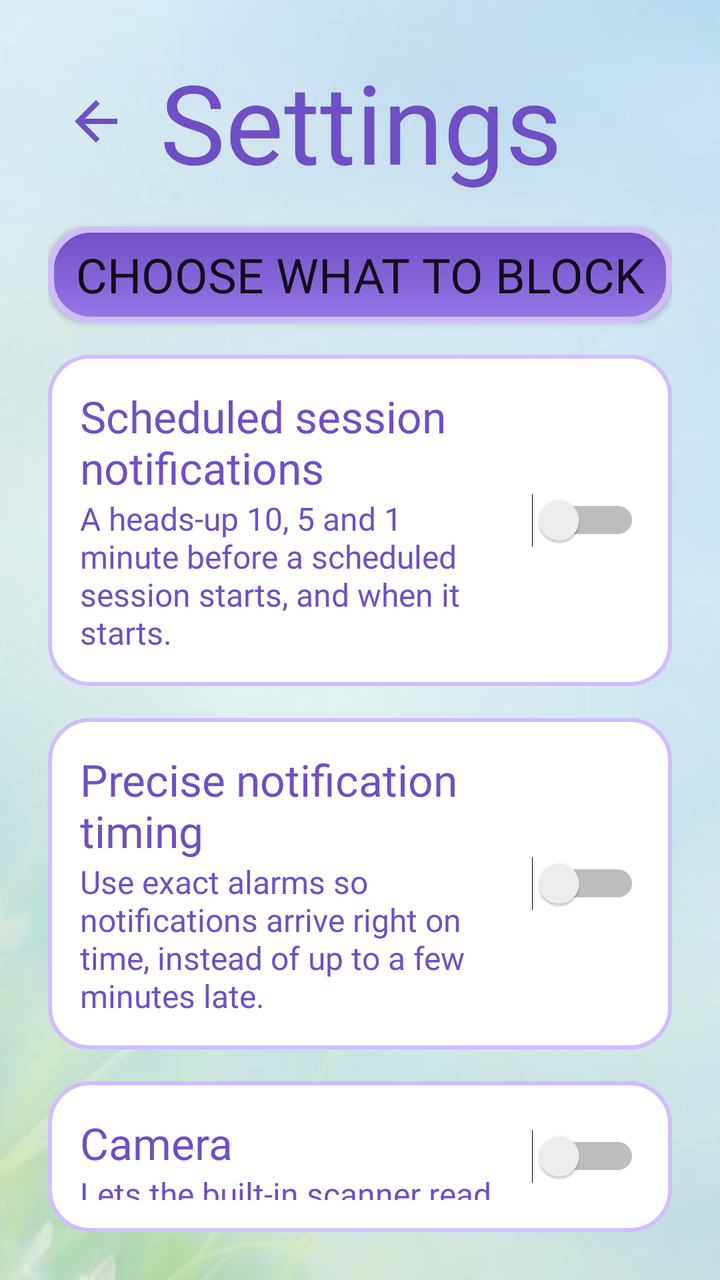
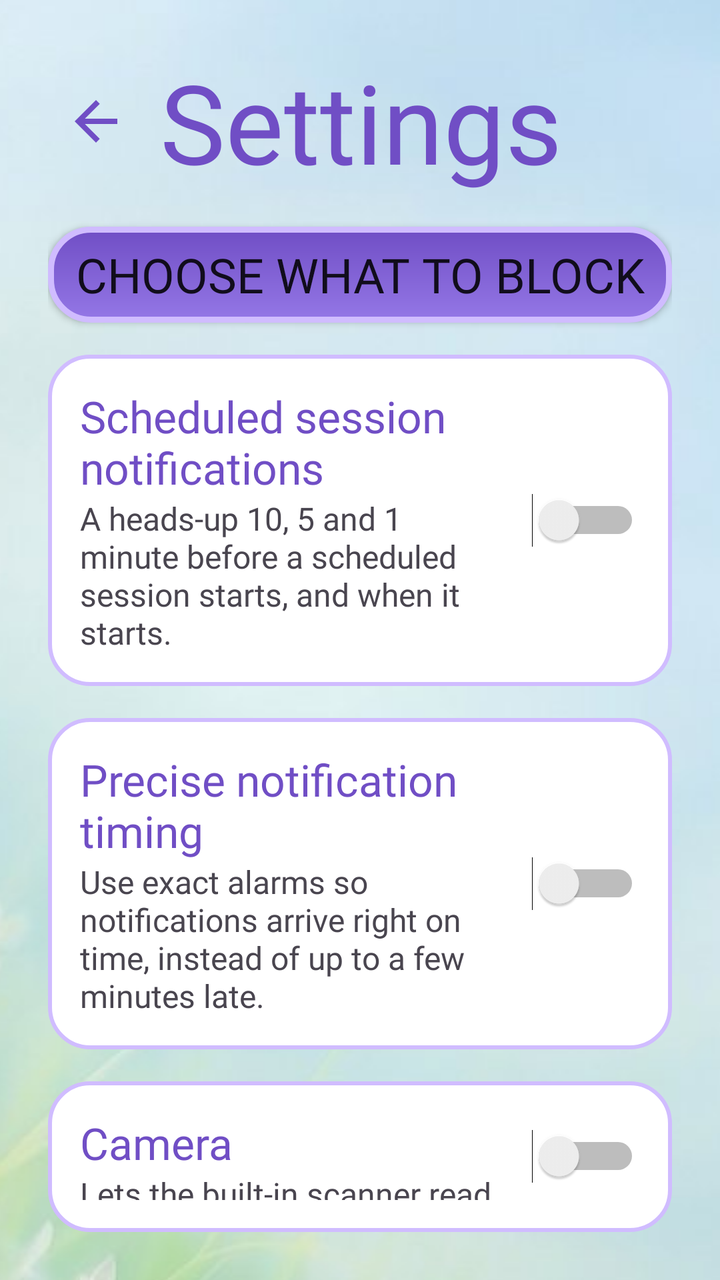

Screens rendered from an Android XML layout before and after an edit, with the pre-edit source and the edit as a unified diff.
<!-- AndroidManifest.xml: application theme android:Theme.Material.Light.NoActionBar -->
<!-- res/layout/activity_settings.xml -->
<?xml version="1.0" encoding="utf-8"?>
<LinearLayout xmlns:android="http://schemas.android.com/apk/res/android"
    android:layout_width="match_parent"
    android:layout_height="match_parent"
    android:fillViewport="true">
    <LinearLayout
        android:layout_width="match_parent"
        android:layout_height="wrap_content"
        android:orientation="vertical"
        android:padding="24dp"
        android:background="@drawable/activity_background">

        
        <LinearLayout
            android:layout_width="match_parent"
            android:layout_height="wrap_content"
            android:gravity="center_vertical"
            android:orientation="horizontal">

            <ImageButton
                android:id="@+id/btnBack"
                android:layout_width="48dp"
                android:layout_height="48dp"
                android:layout_marginEnd="8dp"
                android:background="?android:attr/selectableItemBackgroundBorderless"
                android:contentDescription="Back"
                android:src="@drawable/ic_back" />

            <TextView
                android:layout_width="0dp"
                android:layout_height="wrap_content"
                android:layout_weight="1"
                android:autoSizeMaxTextSize="55sp"
                android:autoSizeMinTextSize="24sp"
                android:autoSizeStepGranularity="1sp"
                android:autoSizeTextType="uniform"
                android:fontFamily="@font/super_frog"
                android:maxLines="1"
                android:text="Settings"
                android:textColor="@color/primary_dark"
                android:textSize="55sp" />
        </LinearLayout>

        
        <TextView
            android:id="@+id/tvSessionNote"
            android:layout_width="match_parent"
            android:layout_height="wrap_content"
            android:paddingTop="4dp"
            android:fontFamily="@font/super_frog"
            android:text="A session is running. You can add things to block and turn hardcore mode on, but nothing can be removed or turned off until it ends."
            android:textColor="@color/primary_dark"
            android:textSize="16sp"
            android:visibility="gone" />

        <Button
            android:id="@+id/btnChooseApps"
            style="@style/BaseButtonStyle"
            android:layout_marginTop="16dp"
            android:text="Choose what to block" />

        <LinearLayout
            android:layout_width="match_parent"
            android:layout_height="wrap_content"
            android:layout_marginTop="16dp"
            android:background="@drawable/schedule_day_card"
            android:gravity="center_vertical"
            android:orientation="horizontal"
            android:padding="16dp">

            <LinearLayout
                android:layout_width="0dp"
                android:layout_height="wrap_content"
                android:layout_weight="1"
                android:orientation="vertical">

                <TextView
                    android:layout_width="wrap_content"
                    android:layout_height="wrap_content"
                    android:fontFamily="@font/super_frog"
                    android:text="Scheduled session notifications"
                    android:textColor="@color/primary_dark"
                    android:textSize="22sp" />

                <TextView
                    android:layout_width="wrap_content"
                    android:layout_height="wrap_content"
                    android:fontFamily="@font/super_frog"
                    android:text="A heads-up 10, 5 and 1 minute before a scheduled session starts, and when it starts."
                    android:textColor="@color/primary_dark"
                    android:textSize="16sp" />
            </LinearLayout>

            <Switch
                android:id="@+id/swNotices"
                android:layout_width="wrap_content"
                android:layout_height="wrap_content"
                android:layout_marginStart="12dp" />
        </LinearLayout>

        
        <LinearLayout
            android:id="@+id/cardExact"
            android:layout_width="match_parent"
            android:layout_height="wrap_content"
            android:layout_marginTop="16dp"
            android:background="@drawable/schedule_day_card"
            android:gravity="center_vertical"
            android:orientation="horizontal"
            android:padding="16dp">

            <LinearLayout
                android:layout_width="0dp"
                android:layout_height="wrap_content"
                android:layout_weight="1"
                android:orientation="vertical">

                <TextView
                    android:layout_width="wrap_content"
                    android:layout_height="wrap_content"
                    android:fontFamily="@font/super_frog"
                    android:text="Precise notification timing"
                    android:textColor="@color/primary_dark"
                    android:textSize="22sp" />

                <TextView
                    android:layout_width="wrap_content"
                    android:layout_height="wrap_content"
                    android:fontFamily="@font/super_frog"
                    android:text="Use exact alarms so notifications arrive right on time, instead of up to a few minutes late."
                    android:textColor="@color/primary_dark"
                    android:textSize="16sp" />
            </LinearLayout>

            <Switch
                android:id="@+id/swExact"
                android:layout_width="wrap_content"
                android:layout_height="wrap_content"
                android:layout_marginStart="12dp" />
        </LinearLayout>

        
        <LinearLayout
            android:id="@+id/cardCamera"
            android:layout_width="match_parent"
            android:layout_height="wrap_content"
            android:layout_marginTop="16dp"
            android:background="@drawable/schedule_day_card"
            android:gravity="center_vertical"
            android:orientation="horizontal"
            android:padding="16dp">

            <LinearLayout
                android:layout_width="0dp"
                android:layout_height="wrap_content"
                android:layout_weight="1"
                android:orientation="vertical">

                <TextView
                    android:layout_width="wrap_content"
                    android:layout_height="wrap_content"
                    android:fontFamily="@font/super_frog"
                    android:text="Camera"
                    android:textColor="@color/primary_dark"
                    android:textSize="22sp" />

                <TextView
                    android:layout_width="wrap_content"
                    android:layout_height="wrap_content"
                    android:fontFamily="@font/super_frog"
                    android:text="Lets the built-in scanner read your unlock QR code. Without it, scan the QR code with your phone's regular camera app."
                    android:textColor="@color/primary_dark"
                    android:textSize="16sp" />
            </LinearLayout>

            <Switch
                android:id="@+id/swCamera"
                android:layout_width="wrap_content"
                android:layout_height="wrap_content"
                android:layout_marginStart="12dp" />
        </LinearLayout>

        <LinearLayout
            android:layout_width="match_parent"
            android:layout_height="wrap_content"
            android:layout_marginTop="16dp"
            android:background="@drawable/schedule_day_card"
            android:gravity="center_vertical"
            android:orientation="horizontal"
            android:padding="16dp">

            <LinearLayout
                android:layout_width="0dp"
                android:layout_height="wrap_content"
                android:layout_weight="1"
                android:orientation="vertical">

                <TextView
                    android:layout_width="wrap_content"
                    android:layout_height="wrap_content"
                    android:fontFamily="@font/super_frog"
                    android:text="Hardcore mode"
                    android:textColor="@color/primary_dark"
                    android:textSize="22sp" />

                <TextView
                    android:layout_width="wrap_content"
                    android:layout_height="wrap_content"
                    android:fontFamily="@font/super_frog"
                    android:text="Stops Focus Buddy being uninstalled, and locks its Android settings pages during a session."
                    android:textColor="@color/primary_dark"
                    android:textSize="16sp" />
            </LinearLayout>

            <Switch
                android:id="@+id/swHardcore"
                android:layout_width="wrap_content"
                android:layout_height="wrap_content"
                android:layout_marginStart="12dp" />
        </LinearLayout>

        <Button
            android:id="@+id/btnHowItWorks"
            style="@style/BaseButtonStyle"
            android:layout_marginTop="16dp"
            android:text="How it works" />
    </LinearLayout>
</LinearLayout>
<!-- resources referenced by this layout -->
<resources>
  <color name="primary_dark">#704EC5</color>
  <!-- drawable activity_background (drawable) -->
  <?xml version="1.0" encoding="utf-8"?>
  <bitmap xmlns:android="http://schemas.android.com/apk/res/android"
      android:src="@drawable/background"
      android:gravity="center"
      android:tileMode="disabled" />
  <!-- drawable ic_back (drawable) -->
  <vector xmlns:android="http://schemas.android.com/apk/res/android"
      android:width="32dp"
      android:height="32dp"
      android:autoMirrored="true"
      android:viewportWidth="24"
      android:viewportHeight="24">
      <path
          android:fillColor="@color/primary_dark"
          android:pathData="M20,11H7.83l5.59,-5.59L12,4l-8,8 8,8 1.41,-1.41L7.83,13H20v-2z" />
  </vector>
  <!-- drawable schedule_day_card (drawable) -->
  <shape xmlns:android="http://schemas.android.com/apk/res/android"
      android:shape="rectangle">
      <solid android:color="@color/surface" />
      <corners android:radius="20dp" />
      <stroke
          android:width="2dp"
          android:color="@color/accent" />
  </shape>
  <style name="BaseButtonStyle">
          <item name="android:layout_width">match_parent</item>
          <item name="android:layout_height">match_parent</item>
          <item name="android:background">@drawable/base_button_shape</item>
          <item name="android:fontFamily">@font/super_frog</item>
          <item name="android:gravity">center_vertical|center_horizontal</item>
          
          <item name="android:paddingStart">10dp</item>
          <item name="android:paddingEnd">10dp</item>
          <item name="android:maxLines">1</item>
  
          <item name="android:autoSizeTextType">uniform</item>
          <item name="android:autoSizeMinTextSize">14sp</item>
          <item name="android:autoSizeMaxTextSize">30sp</item>
          <item name="android:autoSizeStepGranularity">5sp</item>
      </style>
  <!-- drawable background: jpg bitmap (drawable, 65327 bytes) -->
  <color name="surface">#FFFFFF</color>
  <color name="accent">#D0BCFF</color>
  <!-- drawable base_button_shape (drawable) -->
  <shape xmlns:android="http://schemas.android.com/apk/res/android"
      android:shape="rectangle">
  
      <gradient
          android:angle="270"
          android:startColor="@color/primary_dark"
          android:endColor="@color/primary"
          android:type="linear" />
  
      <corners android:radius="20dp" />
  
      <stroke
          android:width="3dp"
          android:color="@color/accent" />
  
  </shape>
  <color name="primary">#9477E6</color>
</resources>

<!-- the commit's change to res/layout/activity_settings.xml (unified diff, before → after) -->
@@ -87,7 +87,7 @@
                     android:layout_height="wrap_content"
                     android:fontFamily="@font/super_frog"
                     android:text="A heads-up 10, 5 and 1 minute before a scheduled session starts, and when it starts."
-                    android:textColor="@color/primary_dark"
+                    android:textColor="@color/text_secondary"
                     android:textSize="16sp" />
             </LinearLayout>
 
@@ -128,7 +128,7 @@
                     android:layout_height="wrap_content"
                     android:fontFamily="@font/super_frog"
                     android:text="Use exact alarms so notifications arrive right on time, instead of up to a few minutes late."
-                    android:textColor="@color/primary_dark"
+                    android:textColor="@color/text_secondary"
                     android:textSize="16sp" />
             </LinearLayout>
 
@@ -169,7 +169,7 @@
                     android:layout_height="wrap_content"
                     android:fontFamily="@font/super_frog"
                     android:text="Lets the built-in scanner read your unlock QR code. Without it, scan the QR code with your phone's regular camera app."
-                    android:textColor="@color/primary_dark"
+                    android:textColor="@color/text_secondary"
                     android:textSize="16sp" />
             </LinearLayout>
 
@@ -208,7 +208,7 @@
                     android:layout_height="wrap_content"
                     android:fontFamily="@font/super_frog"
                     android:text="Stops Focus Buddy being uninstalled, and locks its Android settings pages during a session."
-                    android:textColor="@color/primary_dark"
+                    android:textColor="@color/text_secondary"
                     android:textSize="16sp" />
             </LinearLayout>
 
<!-- resource entries referenced after the edit -->
@@ -1,6 +1,7 @@
 <!-- resources referenced by this layout -->
 <resources>
   <color name="primary_dark">#704EC5</color>
+  <color name="text_secondary">#49454F</color>
   <!-- drawable activity_background (drawable) -->
   <?xml version="1.0" encoding="utf-8"?>
   <bitmap xmlns:android="http://schemas.android.com/apk/res/android"
